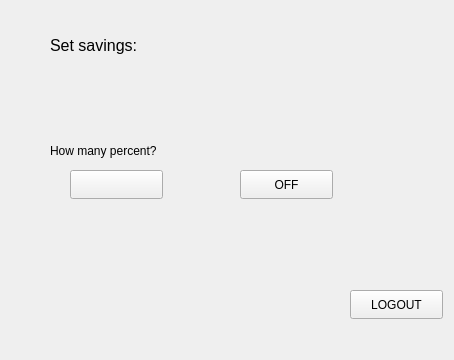
Before: the Qt Designer form frontend/savings.ui in t1rate01/ATM_groupproject, drawn with Qt 5.
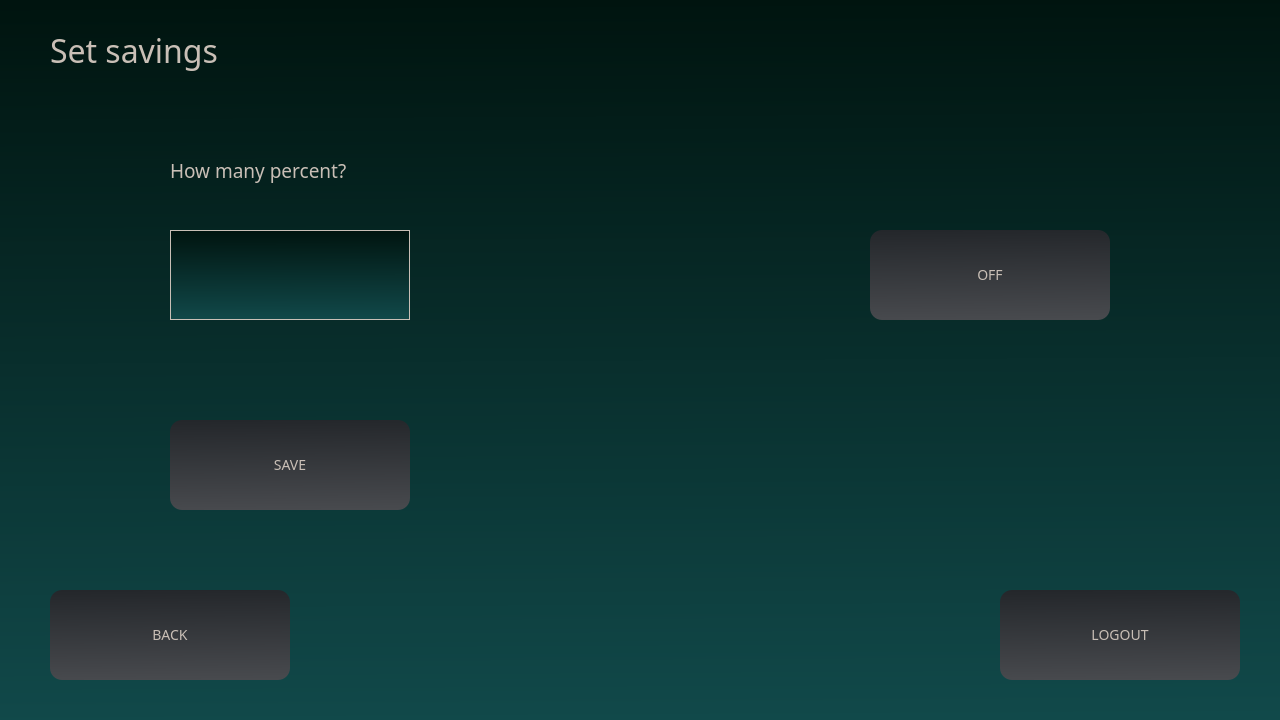
After: the same form once the commit is applied.

The edit to the form file:
```diff
--- a/frontend/savings.ui
+++ b/frontend/savings.ui
@@ -6,66 +6,83 @@
    <rect>
     <x>0</x>
     <y>0</y>
-    <width>454</width>
-    <height>360</height>
+    <width>1280</width>
+    <height>720</height>
    </rect>
   </property>
   <property name="windowTitle">
    <string>Form</string>
   </property>
+  <property name="styleSheet">
+   <string notr="true"> background-color: qlineargradient(spread:pad, x1:0.46, y1:0, x2:0.472, y2:1, stop:0 rgba(0, 20, 15, 255), stop:1 rgba(17, 73, 74, 255));
+    color: #c9bfb6;</string>
+  </property>
   <widget class="QLabel" name="label">
    <property name="geometry">
     <rect>
      <x>50</x>
-     <y>30</y>
-     <width>111</width>
-     <height>31</height>
+     <y>0</y>
+     <width>281</width>
+     <height>101</height>
     </rect>
    </property>
    <property name="font">
     <font>
-     <pointsize>12</pointsize>
+     <family>Century Gothic</family>
+     <pointsize>24</pointsize>
     </font>
    </property>
+   <property name="styleSheet">
+    <string notr="true"> background-color: transparent;</string>
+   </property>
    <property name="text">
-    <string>Set savings:</string>
+    <string>Set savings</string>
    </property>
   </widget>
   <widget class="QLabel" name="label_2">
    <property name="geometry">
     <rect>
-     <x>50</x>
-     <y>130</y>
-     <width>141</width>
-     <height>41</height>
+     <x>170</x>
+     <y>140</y>
+     <width>261</width>
+     <height>61</height>
     </rect>
    </property>
+   <property name="font">
+    <font>
+     <family>Century Gothic</family>
+     <pointsize>14</pointsize>
+    </font>
+   </property>
+   <property name="styleSheet">
+    <string notr="true"> background-color: transparent;</string>
+   </property>
    <property name="text">
     <string>How many percent?</string>
    </property>
   </widget>
-  <widget class="QPushButton" name="btn_savingsOn">
-   <property name="geometry">
-    <rect>
-     <x>70</x>
-     <y>170</y>
-     <width>93</width>
-     <height>29</height>
-    </rect>
-   </property>
-   <property name="text">
-    <string/>
-   </property>
-  </widget>
   <widget class="QPushButton" name="btn_savingsOff">
    <property name="geometry">
     <rect>
-     <x>240</x>
-     <y>170</y>
-     <width>93</width>
-     <height>29</height>
+     <x>870</x>
+     <y>230</y>
+     <width>240</width>
+     <height>90</height>
     </rect>
    </property>
+   <property name="font">
+    <font>
+     <family>Century Gothic</family>
+     <pointsize>-1</pointsize>
+    </font>
+   </property>
+   <property name="styleSheet">
+    <string notr="true"> background-color: qlineargradient(spread:pad, x1:0.494, y1:0, x2:0.517, y2:1, stop:0 rgba(36, 39, 43, 255), stop:1 rgba(72, 74, 78, 255));
+    border:0px solid black;
+    border-radius: 12px;
+    color: #c9bfb6;
+   font-size: 14px;</string>
+   </property>
    <property name="text">
     <string>OFF</string>
    </property>
@@ -73,16 +90,165 @@
   <widget class="QPushButton" name="btn_logout">
    <property name="geometry">
     <rect>
-     <x>350</x>
-     <y>290</y>
-     <width>93</width>
-     <height>29</height>
+     <x>1000</x>
+     <y>590</y>
+     <width>240</width>
+     <height>90</height>
     </rect>
    </property>
+   <property name="font">
+    <font>
+     <family>Century Gothic</family>
+     <pointsize>-1</pointsize>
+    </font>
+   </property>
+   <property name="styleSheet">
+    <string notr="true"> background-color: qlineargradient(spread:pad, x1:0.494, y1:0, x2:0.517, y2:1, stop:0 rgba(36, 39, 43, 255), stop:1 rgba(72, 74, 78, 255));
+    border:0px solid black;
+    border-radius: 12px;
+    color: #c9bfb6;
+    font-size: 14px;</string>
+   </property>
    <property name="text">
     <string>LOGOUT</string>
    </property>
   </widget>
+  <widget class="QLineEdit" name="lineEdit_savingsOn">
+   <property name="geometry">
+    <rect>
+     <x>170</x>
+     <y>230</y>
+     <width>240</width>
+     <height>90</height>
+    </rect>
+   </property>
+   <property name="styleSheet">
+    <string notr="true"> border: 1px solid #c9bfb6;
+    padding: 8px;
+    color: #c9bfb6;</string>
+   </property>
+   <property name="alignment">
+    <set>Qt::AlignCenter</set>
+   </property>
+  </widget>
+  <widget class="QPushButton" name="btn_save_savings">
+   <property name="geometry">
+    <rect>
+     <x>170</x>
+     <y>420</y>
+     <width>240</width>
+     <height>90</height>
+    </rect>
+   </property>
+   <property name="font">
+    <font>
+     <family>Century Gothic</family>
+     <pointsize>-1</pointsize>
+    </font>
+   </property>
+   <property name="styleSheet">
+    <string notr="true"> background-color: qlineargradient(spread:pad, x1:0.494, y1:0, x2:0.517, y2:1, stop:0 rgba(36, 39, 43, 255), stop:1 rgba(72, 74, 78, 255));
+    border:0px solid black;
+    border-radius: 12px;
+    color: #c9bfb6;
+    font-size: 14px;</string>
+   </property>
+   <property name="text">
+    <string>SAVE</string>
+   </property>
+  </widget>
+  <widget class="QPushButton" name="btn_Back">
+   <property name="geometry">
+    <rect>
+     <x>50</x>
+     <y>590</y>
+     <width>240</width>
+     <height>90</height>
+    </rect>
+   </property>
+   <property name="font">
+    <font>
+     <family>Century Gothic</family>
+     <pointsize>-1</pointsize>
+    </font>
+   </property>
+   <property name="styleSheet">
+    <string notr="true"> background-color: qlineargradient(spread:pad, x1:0.494, y1:0, x2:0.517, y2:1, stop:0 rgba(36, 39, 43, 255), stop:1 rgba(72, 74, 78, 255));
+    border:0px solid black;
+    border-radius: 12px;
+    color: #c9bfb6;
+    font-size: 14px;</string>
+   </property>
+   <property name="text">
+    <string>BACK</string>
+   </property>
+  </widget>
+  <widget class="QLabel" name="label_savingsmode_info">
+   <property name="geometry">
+    <rect>
+     <x>810</x>
+     <y>30</y>
+     <width>431</width>
+     <height>71</height>
+    </rect>
+   </property>
+   <property name="font">
+    <font>
+     <family>Century Gothic</family>
+     <pointsize>10</pointsize>
+    </font>
+   </property>
+   <property name="styleSheet">
+    <string notr="true"> background-color: transparent;</string>
+   </property>
+   <property name="text">
+    <string/>
+   </property>
+  </widget>
+  <widget class="QLabel" name="label_savingsresponse">
+   <property name="geometry">
+    <rect>
+     <x>80</x>
+     <y>340</y>
+     <width>521</width>
+     <height>51</height>
+    </rect>
+   </property>
+   <property name="font">
+    <font>
+     <family>Century Gothic</family>
+     <pointsize>10</pointsize>
+    </font>
+   </property>
+   <property name="styleSheet">
+    <string notr="true"> background-color: transparent;</string>
+   </property>
+   <property name="text">
+    <string/>
+   </property>
+  </widget>
+  <widget class="QLabel" name="label_savingsOff">
+   <property name="geometry">
+    <rect>
+     <x>810</x>
+     <y>350</y>
+     <width>411</width>
+     <height>51</height>
+    </rect>
+   </property>
+   <property name="font">
+    <font>
+     <family>Century Gothic</family>
+     <pointsize>10</pointsize>
+    </font>
+   </property>
+   <property name="styleSheet">
+    <string notr="true"> background-color: transparent;</string>
+   </property>
+   <property name="text">
+    <string/>
+   </property>
+  </widget>
  </widget>
  <resources/>
  <connections/>
```
